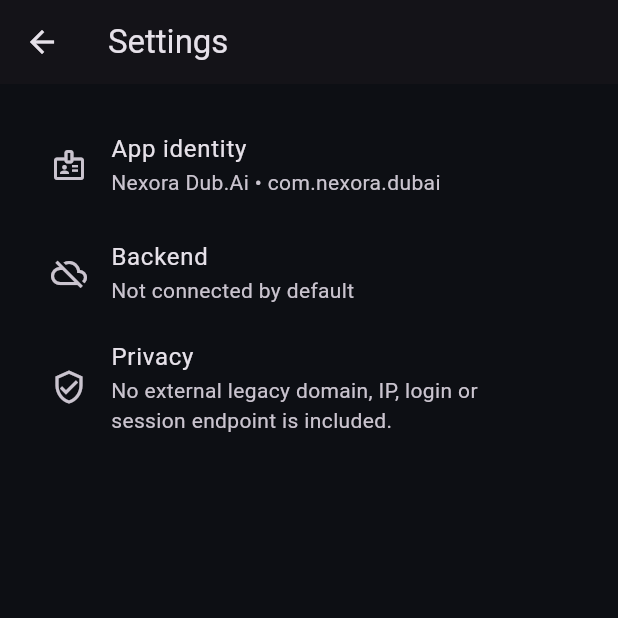
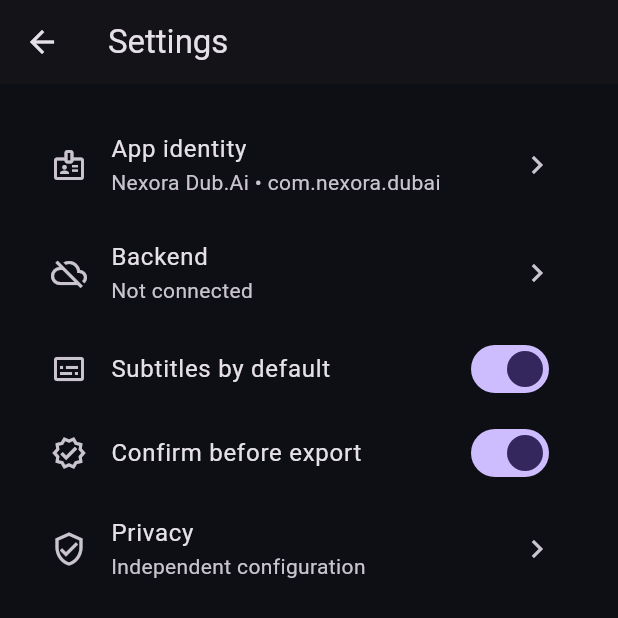
Before and after one commit to lensbykai-bit/Nexora-Ai, a Flutter app: the SettingsScreen screen opened directly, on a phone screen of 412 x 824 dp, the top half of it. Run offline on Flutter 3.47's test engine with Material 3 defaults, Android fonts, the light colour scheme and no system bars; our stand-ins replace file_picker.

Commit message:
Make settings interactive

```diff
--- a/lib/screens/settings_screen.dart
+++ b/lib/screens/settings_screen.dart
@@ -1,8 +1,27 @@
 import 'package:flutter/material.dart';
 import '../services/app_config.dart';
 
-class SettingsScreen extends StatelessWidget {
+class SettingsScreen extends StatefulWidget {
   const SettingsScreen({super.key});
+
+  @override
+  State<SettingsScreen> createState() => _SettingsScreenState();
+}
+
+class _SettingsScreenState extends State<SettingsScreen> {
+  bool confirmBeforeExport = true;
+  bool subtitlesByDefault = true;
+
+  void showInfo(String title, String message) {
+    showDialog<void>(
+      context: context,
+      builder: (_) => AlertDialog(
+        title: Text(title),
+        content: Text(message),
+        actions: [TextButton(onPressed: () => Navigator.pop(context), child: const Text('OK'))],
+      ),
+    );
+  }
 
   @override
   Widget build(BuildContext context) {
@@ -12,21 +31,37 @@
         padding: const EdgeInsets.all(18),
         children: [
           ListTile(
+            onTap: () => showInfo('App identity', '${AppConfig.appName}\n${AppConfig.packageName}\nVersion 1.1.0'),
             leading: const Icon(Icons.badge_outlined),
             title: const Text('App identity'),
             subtitle: Text('${AppConfig.appName} • ${AppConfig.packageName}'),
+            trailing: const Icon(Icons.chevron_right),
           ),
-          const ListTile(
-            leading: Icon(Icons.cloud_off_outlined),
-            title: Text('Backend'),
-            subtitle: Text('Not connected by default'),
+          ListTile(
+            onTap: () => showInfo('Backend', 'No speech, translation, TTS or render server is connected yet. Add only services you own or are authorized to use.'),
+            leading: const Icon(Icons.cloud_off_outlined),
+            title: const Text('Backend'),
+            subtitle: const Text('Not connected'),
+            trailing: const Icon(Icons.chevron_right),
           ),
-          const ListTile(
-            leading: Icon(Icons.verified_user_outlined),
-            title: Text('Privacy'),
-            subtitle: Text(
-              'No external legacy domain, IP, login or session endpoint is included.',
-            ),
+          SwitchListTile(
+            value: subtitlesByDefault,
+            onChanged: (value) => setState(() => subtitlesByDefault = value),
+            secondary: const Icon(Icons.subtitles_outlined),
+            title: const Text('Subtitles by default'),
+          ),
+          SwitchListTile(
+            value: confirmBeforeExport,
+            onChanged: (value) => setState(() => confirmBeforeExport = value),
+            secondary: const Icon(Icons.verified_outlined),
+            title: const Text('Confirm before export'),
+          ),
+          ListTile(
+            onTap: () => showInfo('Privacy', 'The app starts with no legacy server, login endpoint, session endpoint or third-party account connection configured.'),
+            leading: const Icon(Icons.verified_user_outlined),
+            title: const Text('Privacy'),
+            subtitle: const Text('Independent configuration'),
+            trailing: const Icon(Icons.chevron_right),
           ),
         ],
       ),
```
